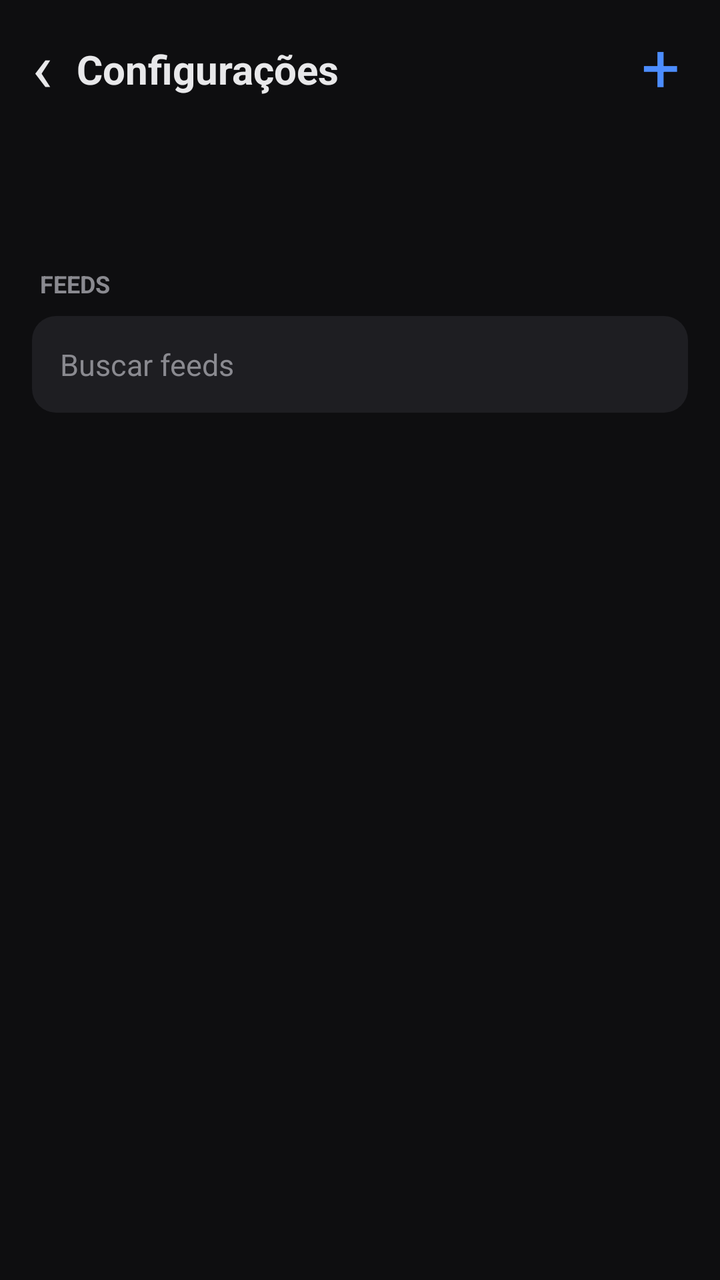
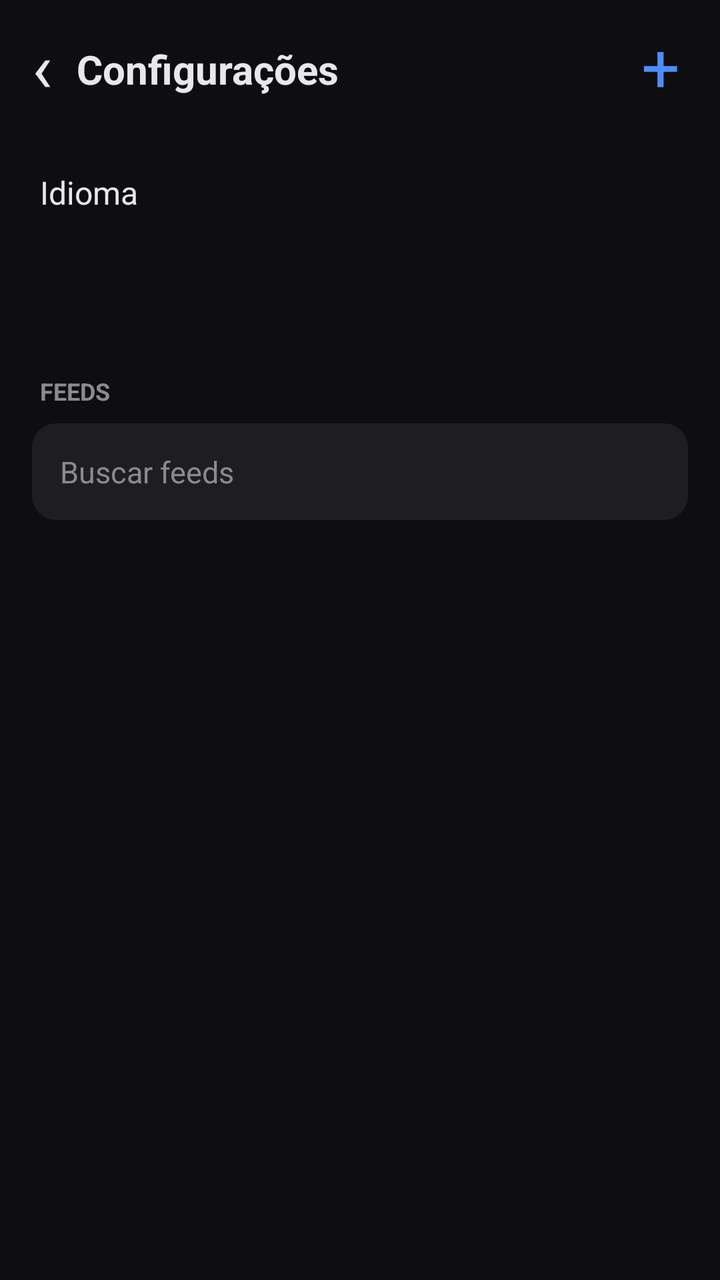

Screens rendered from an Android XML layout before and after an edit, with the pre-edit source and the edit as a unified diff.
<!-- AndroidManifest.xml: application theme AppTheme -->
<!-- res/layout/activity_settings.xml -->
<?xml version="1.0" encoding="utf-8"?>
<LinearLayout xmlns:android="http://schemas.android.com/apk/res/android"
    android:layout_width="match_parent" android:layout_height="match_parent"
    android:orientation="vertical" android:background="@color/bg"
    android:fitsSystemWindows="true">

    <LinearLayout
        android:layout_width="match_parent" android:layout_height="wrap_content"
        android:orientation="horizontal" android:gravity="center_vertical"
        android:paddingTop="6dp" android:paddingBottom="6dp">
        <TextView
            android:id="@+id/btnBack"
            android:layout_width="wrap_content" android:layout_height="wrap_content"
            android:paddingStart="16dp" android:paddingEnd="12dp"
            android:paddingTop="4dp" android:paddingBottom="8dp"
            android:text="‹" android:textColor="@color/text" android:textSize="34sp" />
        <TextView
            android:layout_width="0dp" android:layout_height="wrap_content"
            android:layout_weight="1" android:text="Configurações"
            android:textColor="@color/text" android:textSize="20sp" android:textStyle="bold" />
        <TextView
            android:id="@+id/btnAdd"
            android:layout_width="wrap_content" android:layout_height="wrap_content"
            android:paddingStart="12dp" android:paddingEnd="20dp"
            android:paddingTop="2dp" android:paddingBottom="6dp"
            android:text="+" android:textColor="@color/accent" android:textSize="34sp" />
    </LinearLayout>

    <androidx.core.widget.NestedScrollView
        android:layout_width="match_parent" android:layout_height="0dp"
        android:layout_weight="1" android:fillViewport="true">
        <LinearLayout
            android:layout_width="match_parent" android:layout_height="wrap_content"
            android:orientation="vertical" android:paddingBottom="24dp">

            <TextView
                android:id="@+id/themesHeader"
                android:layout_width="match_parent" android:layout_height="wrap_content"
                android:paddingStart="20dp" android:paddingEnd="20dp"
                android:paddingTop="16dp" android:paddingBottom="12dp"
                android:textColor="@color/muted" android:textSize="12sp" android:textStyle="bold"
                android:background="?android:attr/selectableItemBackground" />

            <LinearLayout
                android:id="@+id/themesBody"
                android:layout_width="match_parent" android:layout_height="wrap_content"
                android:orientation="vertical" android:visibility="gone">
                <TextView
                    android:layout_width="match_parent" android:layout_height="wrap_content"
                    android:paddingStart="20dp" android:paddingEnd="20dp" android:paddingBottom="6dp"
                    android:text="Arraste o ≡ para ordenar. Segure um tema criado por você para apagar."
                    android:textColor="@color/muted" android:textSize="12sp" />
                <androidx.recyclerview.widget.RecyclerView
                    android:id="@+id/rvThemes"
                    android:layout_width="match_parent" android:layout_height="wrap_content"
                    android:nestedScrollingEnabled="false" />
                <TextView
                    android:id="@+id/btnNewTheme"
                    android:layout_width="match_parent" android:layout_height="wrap_content"
                    android:paddingStart="20dp" android:paddingTop="14dp" android:paddingBottom="14dp"
                    android:text="+  Novo tema"
                    android:textColor="@color/accent" android:textSize="15sp"
                    android:background="?android:attr/selectableItemBackground" />
            </LinearLayout>

            <TextView
                android:layout_width="match_parent" android:layout_height="wrap_content"
                android:paddingStart="20dp" android:paddingTop="20dp" android:paddingBottom="8dp"
                android:text="FEEDS"
                android:textColor="@color/muted" android:textSize="12sp" android:textStyle="bold" />
            <EditText
                android:id="@+id/search"
                android:layout_width="match_parent" android:layout_height="wrap_content"
                android:layout_marginStart="16dp" android:layout_marginEnd="16dp"
                android:layout_marginBottom="8dp"
                android:background="@drawable/search_bg" android:padding="14dp"
                android:hint="Buscar feeds" android:singleLine="true"
                android:inputType="text" android:imeOptions="actionSearch"
                android:textColor="@color/text" android:textColorHint="@color/muted"
                android:textSize="15sp" />
            <androidx.recyclerview.widget.RecyclerView
                android:id="@+id/rvFeeds"
                android:layout_width="match_parent" android:layout_height="wrap_content"
                android:nestedScrollingEnabled="false" />
            <TextView
                android:id="@+id/emptyFeeds"
                android:layout_width="match_parent" android:layout_height="wrap_content"
                android:padding="20dp" android:text="Nenhum feed encontrado. Toque em + para adicionar."
                android:textColor="@color/muted" android:textSize="14sp"
                android:visibility="gone" />
        </LinearLayout>
    </androidx.core.widget.NestedScrollView>
</LinearLayout>
<!-- resources referenced by this layout -->
<resources>
  <color name="accent">#4C8DFF</color>
  <color name="bg">#0E0E10</color>
  <color name="muted">#8A8A90</color>
  <color name="text">#E8E8EA</color>
  <!-- drawable search_bg (drawable) -->
  <?xml version="1.0" encoding="utf-8"?>
  <shape xmlns:android="http://schemas.android.com/apk/res/android" android:shape="rectangle">
      <solid android:color="@color/divider" />
      <corners android:radius="12dp" />
  </shape>
  <style name="AppTheme" parent="Theme.AppCompat.NoActionBar">
          <item name="android:windowBackground">@color/bg</item>
          <item name="android:statusBarColor">@color/bg</item>
          <item name="android:navigationBarColor">@color/bg</item>
          <item name="colorAccent">@color/accent</item>
      </style>
  <color name="divider">#1E1E22</color>
</resources>

<!-- the commit's change to res/layout/activity_settings.xml (unified diff, before → after) -->
@@ -16,7 +16,7 @@
             android:text="‹" android:textColor="@color/text" android:textSize="34sp" />
         <TextView
             android:layout_width="0dp" android:layout_height="wrap_content"
-            android:layout_weight="1" android:text="Configurações"
+            android:layout_weight="1" android:text="@string/settings_title"
             android:textColor="@color/text" android:textSize="20sp" android:textStyle="bold" />
         <TextView
             android:id="@+id/btnAdd"
@@ -33,6 +33,23 @@
             android:layout_width="match_parent" android:layout_height="wrap_content"
             android:orientation="vertical" android:paddingBottom="24dp">
 
+            <LinearLayout
+                android:id="@+id/rowLanguage"
+                android:layout_width="match_parent" android:layout_height="wrap_content"
+                android:orientation="horizontal" android:gravity="center_vertical"
+                android:paddingStart="20dp" android:paddingEnd="20dp"
+                android:paddingTop="16dp" android:paddingBottom="16dp"
+                android:background="?android:attr/selectableItemBackground">
+                <TextView
+                    android:layout_width="0dp" android:layout_height="wrap_content"
+                    android:layout_weight="1" android:text="@string/language_label"
+                    android:textColor="@color/text" android:textSize="16sp" />
+                <TextView
+                    android:id="@+id/languageValue"
+                    android:layout_width="wrap_content" android:layout_height="wrap_content"
+                    android:textColor="@color/accent" android:textSize="15sp" />
+            </LinearLayout>
+
             <TextView
                 android:id="@+id/themesHeader"
                 android:layout_width="match_parent" android:layout_height="wrap_content"
@@ -48,7 +65,7 @@
                 <TextView
                     android:layout_width="match_parent" android:layout_height="wrap_content"
                     android:paddingStart="20dp" android:paddingEnd="20dp" android:paddingBottom="6dp"
-                    android:text="Arraste o ≡ para ordenar. Segure um tema criado por você para apagar."
+                    android:text="@string/themes_hint"
                     android:textColor="@color/muted" android:textSize="12sp" />
                 <androidx.recyclerview.widget.RecyclerView
                     android:id="@+id/rvThemes"
@@ -58,7 +75,7 @@
                     android:id="@+id/btnNewTheme"
                     android:layout_width="match_parent" android:layout_height="wrap_content"
                     android:paddingStart="20dp" android:paddingTop="14dp" android:paddingBottom="14dp"
-                    android:text="+  Novo tema"
+                    android:text="@string/new_theme_btn"
                     android:textColor="@color/accent" android:textSize="15sp"
                     android:background="?android:attr/selectableItemBackground" />
             </LinearLayout>
@@ -66,7 +83,7 @@
             <TextView
                 android:layout_width="match_parent" android:layout_height="wrap_content"
                 android:paddingStart="20dp" android:paddingTop="20dp" android:paddingBottom="8dp"
-                android:text="FEEDS"
+                android:text="@string/feeds_label"
                 android:textColor="@color/muted" android:textSize="12sp" android:textStyle="bold" />
             <EditText
                 android:id="@+id/search"
@@ -74,7 +91,7 @@
                 android:layout_marginStart="16dp" android:layout_marginEnd="16dp"
                 android:layout_marginBottom="8dp"
                 android:background="@drawable/search_bg" android:padding="14dp"
-                android:hint="Buscar feeds" android:singleLine="true"
+                android:hint="@string/search_feeds" android:singleLine="true"
                 android:inputType="text" android:imeOptions="actionSearch"
                 android:textColor="@color/text" android:textColorHint="@color/muted"
                 android:textSize="15sp" />
@@ -85,7 +102,7 @@
             <TextView
                 android:id="@+id/emptyFeeds"
                 android:layout_width="match_parent" android:layout_height="wrap_content"
-                android:padding="20dp" android:text="Nenhum feed encontrado. Toque em + para adicionar."
+                android:padding="20dp" android:text="@string/no_feeds_found_add"
                 android:textColor="@color/muted" android:textSize="14sp"
                 android:visibility="gone" />
         </LinearLayout>
<!-- resource entries referenced after the edit -->
@@ -10,6 +10,13 @@
       <solid android:color="@color/divider" />
       <corners android:radius="12dp" />
   </shape>
+  <string name="feeds_label" translatable="false">FEEDS</string>
+  <string name="language_label">Idioma</string>
+  <string name="new_theme_btn">+  Novo tema</string>
+  <string name="no_feeds_found_add">Nenhum feed encontrado. Toque em + para adicionar.</string>
+  <string name="search_feeds">Buscar feeds</string>
+  <string name="settings_title">Configurações</string>
+  <string name="themes_hint">Arraste o ≡ para ordenar. Segure um tema criado por você para apagar.</string>
   <style name="AppTheme" parent="Theme.AppCompat.NoActionBar">
           <item name="android:windowBackground">@color/bg</item>
           <item name="android:statusBarColor">@color/bg</item>
